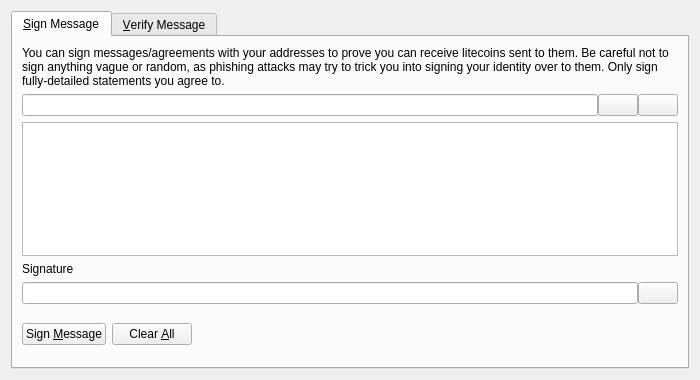
D3mark0/kotyacoin, file src/qt/forms/signverifymessagedialog.ui: the form before one commit.
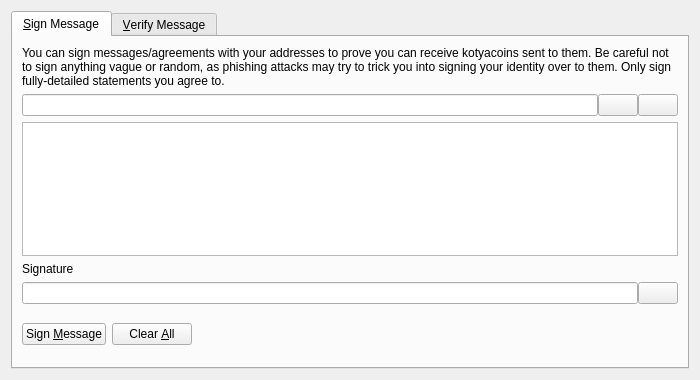
The form after the commit. Icons and pictures are not drawn. Custom widgets are drawn as their Qt base class.

Commit message: rename to kotyacoin

```diff
--- a/src/qt/forms/signverifymessagedialog.ui
+++ b/src/qt/forms/signverifymessagedialog.ui
@@ -30,7 +30,7 @@
        <item>
         <widget class="QLabel" name="infoLabel_SM">
          <property name="text">
-          <string>You can sign messages/agreements with your addresses to prove you can receive litecoins sent to them. Be careful not to sign anything vague or random, as phishing attacks may try to trick you into signing your identity over to them. Only sign fully-detailed statements you agree to.</string>
+          <string>You can sign messages/agreements with your addresses to prove you can receive kotyacoins sent to them. Be careful not to sign anything vague or random, as phishing attacks may try to trick you into signing your identity over to them. Only sign fully-detailed statements you agree to.</string>
          </property>
          <property name="textFormat">
           <enum>Qt::PlainText</enum>
```
Left out of the diff: 8 changed lines with no effect on the pictures. The commit also changes 241 other files.
